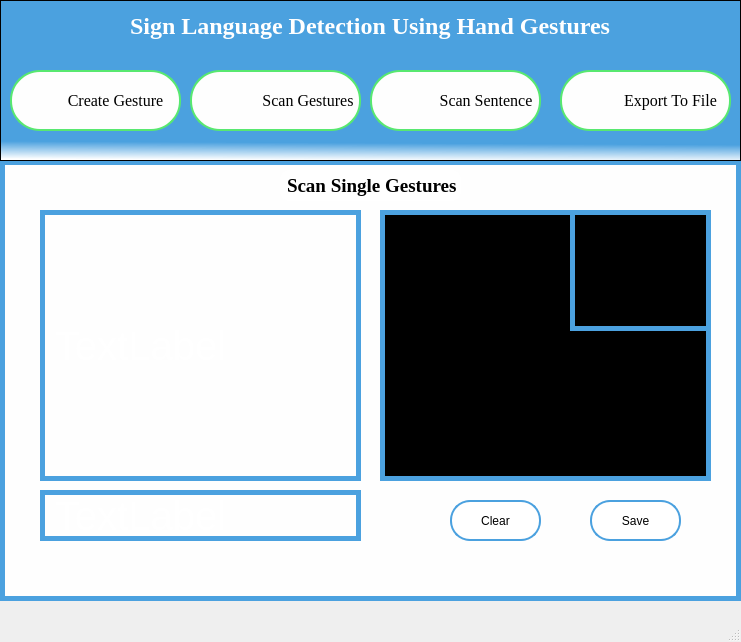
Qt form Source Code/UI_Files/scan_single.ui (shadabsk/Sign-Language-Recognition-Using-Hand-Gestures-Keras-PyQT5-OpenCV) before a commit.
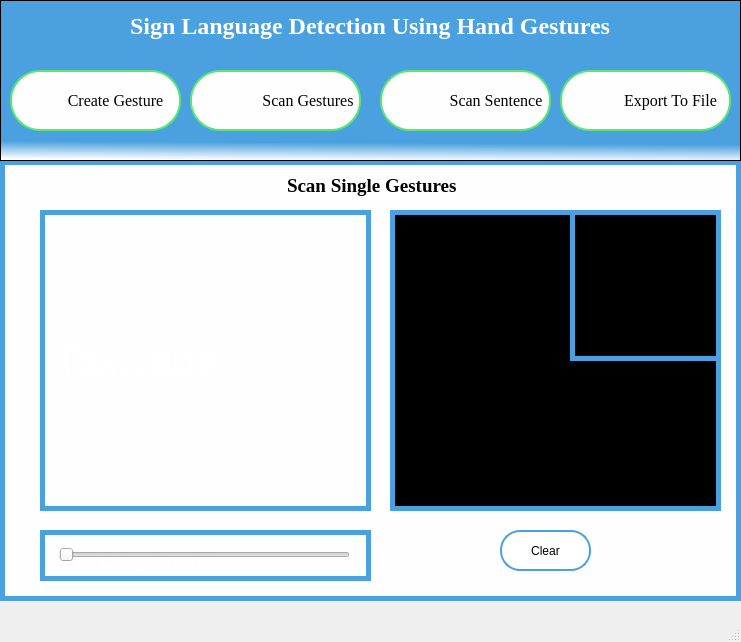
The same form after that commit. Icons and pictures are not drawn.

Commit message: resolve the mask window issue and trackbar

```diff
--- a/Source Code/UI_Files/scan_single.ui
+++ b/Source Code/UI_Files/scan_single.ui
@@ -60,10 +60,10 @@
     </property>
     <property name="geometry">
      <rect>
-      <x>380</x>
+      <x>390</x>
       <y>210</y>
       <width>331</width>
-      <height>271</height>
+      <height>301</height>
      </rect>
     </property>
     <property name="styleSheet">
@@ -84,30 +84,11 @@
 &lt;p style=&quot;-qt-paragraph-type:empty; margin-top:0px; margin-bottom:0px; margin-left:0px; margin-right:0px; -qt-block-indent:0; text-indent:0px; font-size:8.25pt;&quot;&gt;&lt;br /&gt;&lt;/p&gt;&lt;/body&gt;&lt;/html&gt;</string>
     </property>
    </widget>
-   <widget class="QPushButton" name="pushButton">
-    <property name="geometry">
-     <rect>
-      <x>590</x>
-      <y>500</y>
-      <width>91</width>
-      <height>41</height>
-     </rect>
-    </property>
-    <property name="styleSheet">
-     <string notr="true">background-color: white;
-font: 16pt &quot;Times New Roman&quot;;
-color: black;
-border: 2px solid #4ba1df; border-radius:20px;</string>
-    </property>
-    <property name="text">
-     <string>Save</string>
-    </property>
-   </widget>
    <widget class="QPushButton" name="pushButton_2">
     <property name="geometry">
      <rect>
-      <x>450</x>
-      <y>500</y>
+      <x>500</x>
+      <y>530</y>
       <width>91</width>
       <height>41</height>
      </rect>
@@ -142,7 +123,7 @@
    <widget class="QPushButton" name="scan_sen">
     <property name="geometry">
      <rect>
-      <x>370</x>
+      <x>380</x>
       <y>70</y>
       <width>171</width>
       <height>61</height>
@@ -319,8 +300,8 @@
      <rect>
       <x>40</x>
       <y>210</y>
-      <width>321</width>
-      <height>271</height>
+      <width>331</width>
+      <height>301</height>
      </rect>
     </property>
     <property name="styleSheet">
@@ -333,31 +314,12 @@
      <string>TextLabel</string>
     </property>
    </widget>
-   <widget class="QLabel" name="label_4">
-    <property name="geometry">
-     <rect>
-      <x>570</x>
-      <y>210</y>
-      <width>141</width>
-      <height>121</height>
-     </rect>
-    </property>
-    <property name="styleSheet">
-     <string notr="true">border: 5px solid #4ba1df;
-font-size: 40px;
-color:white;
-</string>
-    </property>
-    <property name="text">
-     <string/>
-    </property>
-   </widget>
    <widget class="QLabel" name="label_5">
     <property name="geometry">
      <rect>
       <x>40</x>
-      <y>490</y>
-      <width>321</width>
+      <y>530</y>
+      <width>331</width>
       <height>51</height>
      </rect>
     </property>
@@ -371,6 +333,51 @@
      <string>TextLabel</string>
     </property>
    </widget>
+   <widget class="QSlider" name="trackbar">
+    <property name="geometry">
+     <rect>
+      <x>59</x>
+      <y>539</y>
+      <width>291</width>
+      <height>31</height>
+     </rect>
+    </property>
+    <property name="styleSheet">
+     <string notr="true">color: rgb(0, 0, 0);</string>
+    </property>
+    <property name="maximum">
+     <number>255</number>
+    </property>
+    <property name="singleStep">
+     <number>1</number>
+    </property>
+    <property name="orientation">
+     <enum>Qt::Horizontal</enum>
+    </property>
+    <property name="invertedAppearance">
+     <bool>false</bool>
+    </property>
+    <property name="invertedControls">
+     <bool>false</bool>
+    </property>
+   </widget>
+   <widget class="QGraphicsView" name="graphicsView_2">
+    <property name="geometry">
+     <rect>
+      <x>570</x>
+      <y>210</y>
+      <width>151</width>
+      <height>151</height>
+     </rect>
+    </property>
+    <property name="styleSheet">
+     <string notr="true">border: 5px solid #4ba1df;
+background-color:black;
+font-size: 40px;
+color:white;
+</string>
+    </property>
+   </widget>
   </widget>
   <widget class="QMenuBar" name="menubar">
    <property name="geometry">
```
The commit also changes 13 other files.
